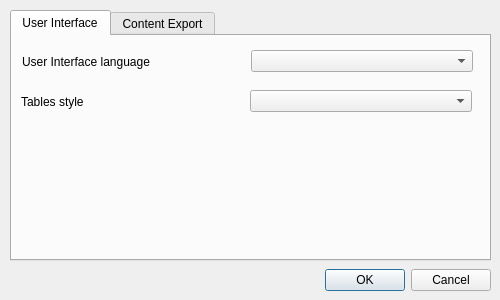
Before: the Qt Designer form jpconj/Ui/preference.ui in anqafalak/japkatsuyou, drawn with Qt 5.
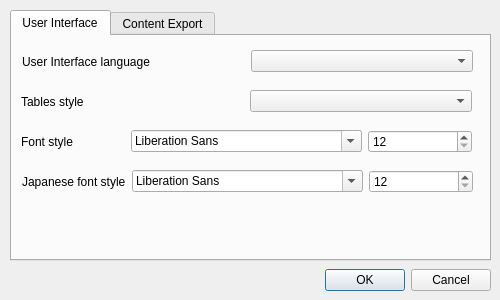
After: the same form once the commit is applied.

Commit message: configuring font size

```diff
--- a/jpconj/Ui/preference.ui
+++ b/jpconj/Ui/preference.ui
@@ -124,6 +124,86 @@
       </item>
      </layout>
     </widget>
+    <widget class="QWidget" name="horizontalLayoutWidget_3">
+     <property name="geometry">
+      <rect>
+       <x>9</x>
+       <y>90</y>
+       <width>451</width>
+       <height>31</height>
+      </rect>
+     </property>
+     <layout class="QHBoxLayout" name="fontLayout">
+      <item>
+       <widget class="QLabel" name="font_label">
+        <property name="text">
+         <string>Font style</string>
+        </property>
+       </widget>
+      </item>
+      <item>
+       <widget class="QFontComboBox" name="font"/>
+      </item>
+      <item>
+       <widget class="QSpinBox" name="size">
+        <property name="baseSize">
+         <size>
+          <width>0</width>
+          <height>0</height>
+         </size>
+        </property>
+        <property name="minimum">
+         <number>12</number>
+        </property>
+        <property name="maximum">
+         <number>100</number>
+        </property>
+       </widget>
+      </item>
+     </layout>
+    </widget>
+    <widget class="QWidget" name="horizontalLayoutWidget_4">
+     <property name="geometry">
+      <rect>
+       <x>10</x>
+       <y>130</y>
+       <width>451</width>
+       <height>31</height>
+      </rect>
+     </property>
+     <layout class="QHBoxLayout" name="jpfontLayout">
+      <item>
+       <widget class="QLabel" name="jpfont_label">
+        <property name="text">
+         <string>Japanese font style</string>
+        </property>
+       </widget>
+      </item>
+      <item>
+       <widget class="QFontComboBox" name="jpfont">
+        <property name="writingSystem">
+         <enum>QFontDatabase::Japanese</enum>
+        </property>
+       </widget>
+      </item>
+      <item>
+       <widget class="QSpinBox" name="jpsize">
+        <property name="baseSize">
+         <size>
+          <width>0</width>
+          <height>0</height>
+         </size>
+        </property>
+        <property name="minimum">
+         <number>12</number>
+        </property>
+        <property name="maximum">
+         <number>100</number>
+        </property>
+       </widget>
+      </item>
+     </layout>
+    </widget>
    </widget>
    <widget class="QWidget" name="export_tab">
     <attribute name="title">
```
Left out of the diff: 4 changed lines with no effect on the pictures. The commit also changes 12 other files.
